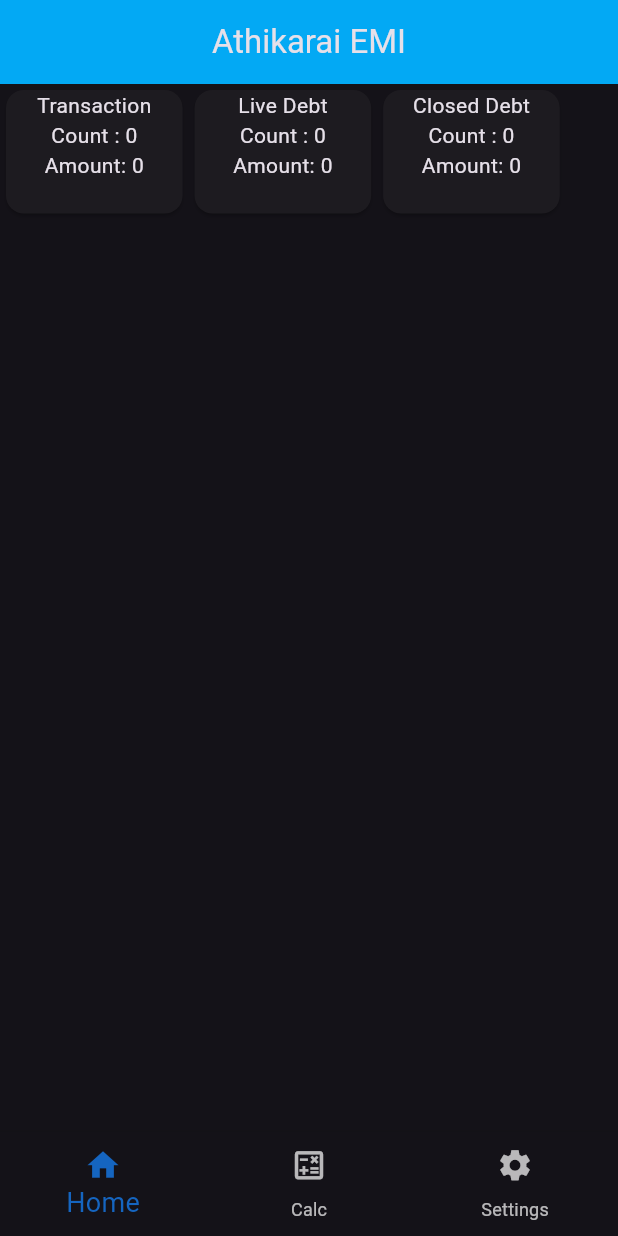
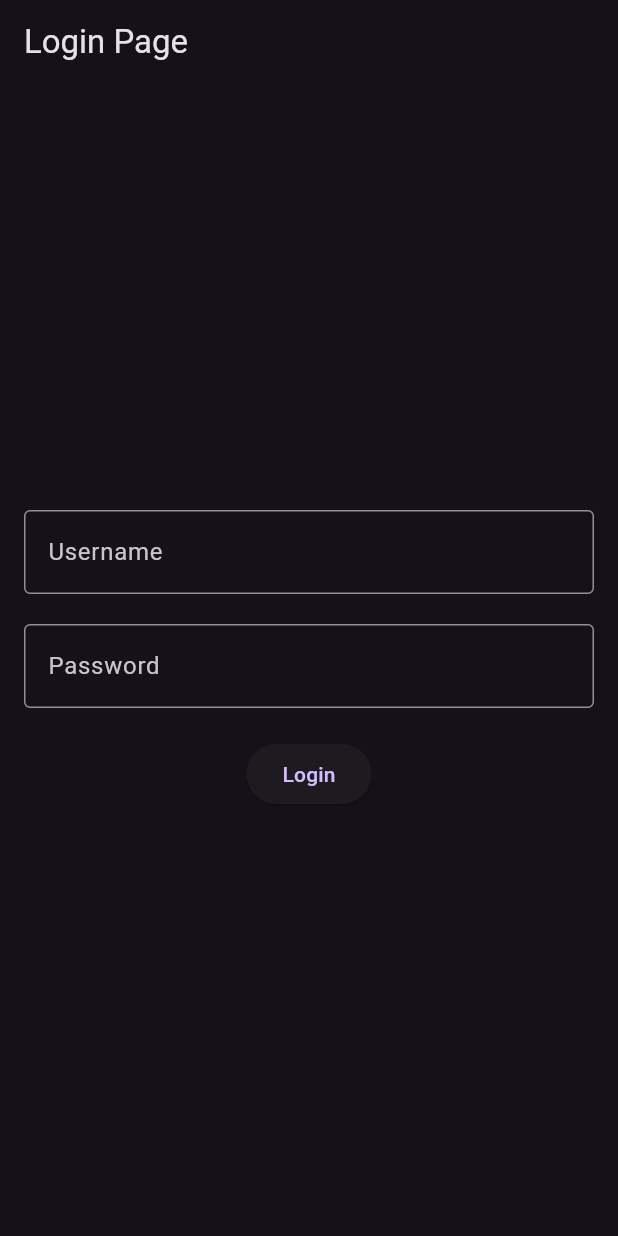
Before and after one commit to somanaga96/athikarai_emi, a Flutter app: the screen it shows after launch, on a phone screen of 412 x 824 dp. Run offline on Flutter 3.47's test engine with Material 3 defaults, Android fonts, the phone set to English and light mode, and no system bars; our stand-ins replace cloud_firestore, firebase_core; accounts and stored records are empty.

Commit message:
Users added with add,edit  and remove. edit in transaction switch still having issue

```diff
--- a/lib/components/page/home/debts/debt_detail_page.dart
+++ b/lib/components/page/home/debts/debt_detail_page.dart
@@ -1,5 +1,5 @@
 import 'package:athikarai_emi/components/page/home/debts/closed_loans.dart';
-import 'package:athikarai_emi/components/page/home/user_debt/user_crud.dart';
+import 'package:athikarai_emi/components/page/home/user_debt/debt_crud.dart';
 import 'package:flutter/material.dart';
 import 'package:provider/provider.dart';
 
@@ -16,7 +16,7 @@ class DebtDetailPage extends StatefulWidget {
 }
 
 class _DebtDetailPageState extends State<DebtDetailPage> {
-  UserCrud userCrud = new UserCrud();
+  DebtCrud debtCrud =  DebtCrud();
   late bool showFirstView;
 
   @override
@@ -99,7 +99,7 @@ class _DebtDetailPageState extends State<DebtDetailPage> {
           ),
         ),
         floatingActionButton: FloatingActionButton(
-          onPressed: () => userCrud.createOrUpdateDebt(context),
+          onPressed: () => debtCrud.createOrUpdateDebt(context),
           child: const Icon(Icons.add),
         ),
       ),
--- /dev/null
+++ b/lib/components/page/home/login.dart
@@ -0,0 +1,139 @@
+import 'package:athikarai_emi/components/navigation/bottom_navigation.dart';
+import 'package:cloud_firestore/cloud_firestore.dart';
+import 'package:flutter/material.dart';
+import 'package:provider/provider.dart';
+
+import '../../utils/global.dart';
+
+class LoginPage extends StatefulWidget {
+  const LoginPage({super.key});
+
+  @override
+  State<LoginPage> createState() => _LoginPageState();
+}
+
+class _LoginPageState extends State<LoginPage> {
+  Global global = Global();
+
+  @override
+  void initState() {
+    super.initState();
+  }
+
+  final _formKey = GlobalKey<FormState>();
+  final TextEditingController _usernameController = TextEditingController();
+  final TextEditingController _passwordController = TextEditingController();
+
+  Future<void> _login() async {
+    if (_formKey.currentState!.validate()) {
+      String username = _usernameController.text.trim();
+      String password = _passwordController.text.trim();
+      // Get the shared instance of Global
+      final global = Provider.of<Global>(context, listen: false);
+
+      global.setUser(username);
+      print('Current user set in login page: ${global.getUser()}');
+      // Static credentials
+      const staticCredentials = {
+        'admin': 'admin',
+        'user': 'user',
+      };
+
+      try {
+        // Check against static credentials
+        if (staticCredentials.containsKey(username) &&
+            staticCredentials[username] == password) {
+          if (!mounted) return;
+          // Navigate to another page
+          Navigator.pushReplacement(
+            context,
+            MaterialPageRoute(builder: (context) => const BottomNavigation()),
+          );
+          return;
+        }
+
+        // Query user data from Firestore if static check fails
+        var querySnapshot = await FirebaseFirestore.instance
+            .collection('users')
+            .where('userName', isEqualTo: username)
+            .get();
+
+        if (querySnapshot.docs.isNotEmpty) {
+          var userDoc = querySnapshot.docs.first;
+          var userData = userDoc.data();
+          if (userData['password'].toString() == password) {
+            if (!mounted) return;
+            // Navigate to another page
+            Navigator.pushReplacement(
+              context,
+              MaterialPageRoute(builder: (context) => const BottomNavigation()),
+            );
+          } else {
+            _showError('Invalid username or password');
+          }
+        } else {
+          _showError('User does not exist');
+        }
+      } catch (e) {
+        _showError('An error occurred while logging in');
+      }
+    }
+  }
+
+  void _showError(String message) {
+    if (!mounted) return;
+    ScaffoldMessenger.of(context).showSnackBar(
+      SnackBar(content: Text(message)),
+    );
+  }
+
+  @override
+  Widget build(BuildContext context) {
+    return Consumer<Global>(
+        builder: (context, value, child) => Scaffold(
+              appBar: AppBar(title: const Text('Login Page')),
+              body: Padding(
+                padding: const EdgeInsets.all(16.0),
+                child: Form(
+                  key: _formKey,
+                  child: Column(
+                    mainAxisAlignment: MainAxisAlignment.center,
+                    children: [
+                      TextFormField(
+                        controller: _usernameController,
+                        decoration: const InputDecoration(
+                            border: OutlineInputBorder(),
+                            labelText: 'Username'),
+                        validator: (value) {
+                          if (value == null || value.isEmpty) {
+                            return 'Please enter your username';
+                          }
+                          return null;
+                        },
+                      ),
+                      const SizedBox(height: 20),
+                      TextFormField(
+                        controller: _passwordController,
+                        decoration: const InputDecoration(
+                            border: OutlineInputBorder(),
+                            labelText: 'Password'),
+                        obscureText: true,
+                        validator: (value) {
+                          if (value == null || value.isEmpty) {
+                            return 'Please enter your password';
+                          }
+                          return null;
+                        },
+                      ),
+                      const SizedBox(height: 20),
+                      ElevatedButton(
+                        onPressed: _login,
+                        child: const Text('Login'),
+                      ),
+                    ],
+                  ),
+                ),
+              ),
+            ));
+  }
+}
--- a/lib/components/page/home/user/UserTool.dart
+++ b/lib/components/page/home/user/UserTool.dart
@@ -14,15 +14,12 @@ class UserTool extends ChangeNotifier {
       print('Number of documents fetched: ${querySnapshot.docs.length}');
 
       for (var doc in querySnapshot.docs) {
-        DateTime date = (doc.data()['date'] as Timestamp).toDate();
-
         // Create the Debt object
         User yourObject = User(
-          id: doc.id,
-          amount: doc.data()['amount'],
-          name: doc.data()['name'],
-          villageName: doc.data()['village name'],
-        );
+            id: doc.id,
+            name: doc.data()['name'],
+            villageName: doc.data()['village name'],
+            number: doc.data()['number']);
         objectList.add(yourObject);
       }
 
@@ -34,7 +31,7 @@ class UserTool extends ChangeNotifier {
       return objectList;
     } catch (e) {
       // Print any errors for debugging
-      print('Error fetching debt transactions: $e');
+      print('Error fetching user transactions: $e');
       return [];
     }
   }
--- a/lib/components/page/home/user/user_entity.dart
+++ b/lib/components/page/home/user/user_entity.dart
@@ -2,13 +2,13 @@ import 'package:cloud_firestore/cloud_firestore.dart';
 
 class User {
   String id; // Firebase document ID field
-  int amount;
+  int number;
   String name;
   String villageName;
 
   User(
       {required this.id,
-      required this.amount,
+      required this.number,
       required this.name,
       required this.villageName}); // Updated constructor
 
@@ -17,7 +17,7 @@ class User {
     return User(
         id: id,
         // Assigning Firebase document ID
-        amount: map['amount'],
+        number: map['number'],
         name: map['name'],
         villageName: map['village name']);
   }
--- a/lib/components/page/home/user_debt/DebtTool.dart
+++ b/lib/components/page/home/user_debt/DebtTool.dart
@@ -1,10 +1,9 @@
-import 'package:athikarai_emi/components/page/home/user/user_entity.dart';
 import 'package:cloud_firestore/cloud_firestore.dart';
 import 'package:flutter/cupertino.dart';
 
 import '../debts/debt_entity.dart';
 
-class UserTool extends ChangeNotifier {
+class UserDebtTool extends ChangeNotifier {
   //open debt user sum
   double userLiveDebtSum = 0;
 
--- a/lib/main.dart
+++ b/lib/main.dart
@@ -4,6 +4,8 @@ import 'package:flutter/material.dart';
 import 'package:provider/provider.dart';
 import 'components/firestore/firebase_options.dart';
 import 'package:firebase_core/firebase_core.dart';
+
+import 'components/page/home/login.dart';
 
 Future<void> main() async {
   WidgetsFlutterBinding.ensureInitialized();
@@ -24,7 +26,8 @@ class MyApp extends StatelessWidget {
             debugShowCheckedModeBanner: false,
             title: global.getTitle(),
             theme: global.getTheme(),
-            home: const BottomNavigation()));
+            home: const LoginPage()));
+    // home: const BottomNavigation()));
   }
 }
 
```
Also changed, not shown: lib/components/page/calc/calc_home.dart (+24 -2 lines), lib/components/page/home.dart (+23 -2 lines), lib/components/page/home/debts/closed_loans.dart (+9 -8 lines), lib/components/page/home/debts/open_loans.dart (+14 -6 lines), lib/components/page/home/user/customer_list.dart (added, +162 -0 lines), lib/components/page/home/user/user_crud.dart (added, +146 -0 lines), lib/components/page/home/user_debt/debt_crud.dart (renamed from lib/components/page/home/user_debt/user_crud.dart, +12 -11 lines), lib/components/page/settings.dart (+50 -5 lines), lib/components/utils/global.dart (+40 -6 lines).
